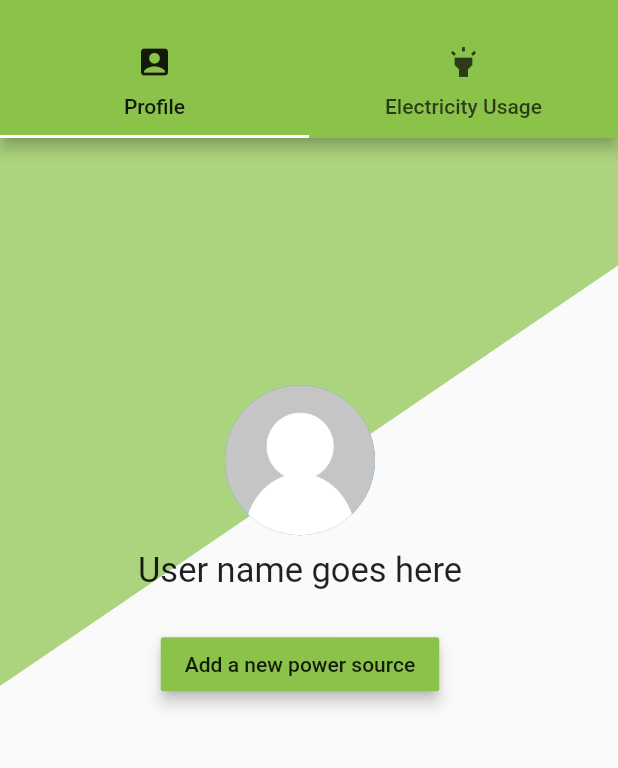
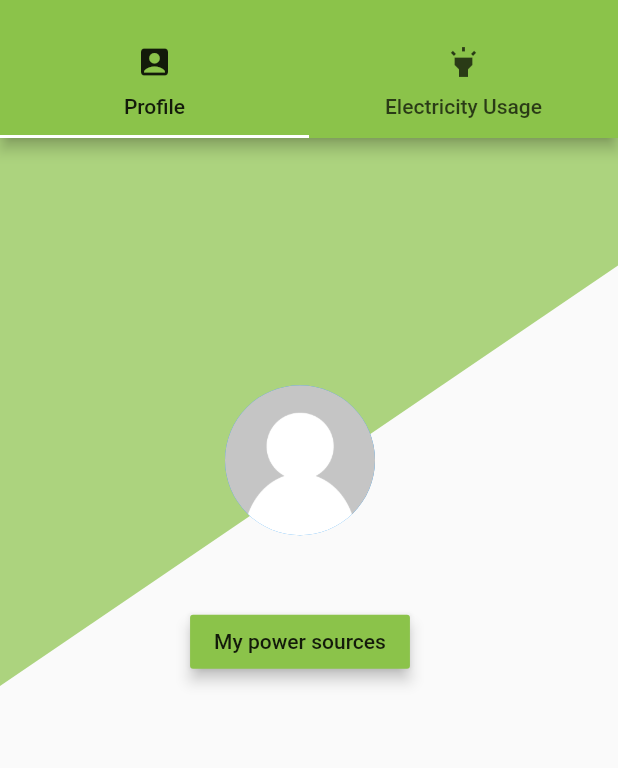
Before and after one commit to mcmalloy/ecoscope_app, a Flutter app: the MenuTabs screen opened directly with empty values, on a phone screen of 412 x 824 dp, the part 57-825 px from its top. Run offline on Flutter 3.47's test engine with Material 2 defaults, Android fonts, the phone set to English and light mode, and no system bars; our stand-ins replace firebase_auth, firebase_database, pie_chart; accounts and stored records are empty.

```diff
--- a/lib/pages/ProfileTab.dart
+++ b/lib/pages/ProfileTab.dart
@@ -10,11 +10,11 @@ class ProfileTab extends StatefulWidget {
   final VoidCallback onSignedOut;
   final String userId;
   @override
-  State createState() => new ProfileTabstate();
+  State createState() => new _ProfileTabstate();
 }
 
-class ProfileTabstate extends State<ProfileTab>{
-  ProfileTabstate({Key key, this.auth, this.userId, this.onSignedOut});
+class _ProfileTabstate extends State<ProfileTab>{
+  _ProfileTabstate({Key key, this.auth, this.userId, this.onSignedOut});
 
   final BaseAuth auth;
   final VoidCallback onSignedOut;
@@ -49,22 +49,15 @@ class ProfileTabstate extends State<ProfileTab>{
                 ),
                 SizedBox(height: 10.0),
                 Text(
-                  'User name goes here',
+                  widget.auth.getCurrentEmail(),
                   style: TextStyle(
                     fontSize: 23.0,
                   ),
                 ),
                 SizedBox(height: 10.0),
-                Text(
-                  widget.auth.getCurrentEmail(),
-                  style: TextStyle(
-                    fontSize: 13.0,
-                    fontStyle: FontStyle.italic,
-                  ),
-                ),
            new RaisedButton(
              child:
-            const Text('Add a new power source'),
+            const Text('My power sources'),
             color: Theme.
             of(context).accentColor,
             elevation: 4.0,
--- /dev/null
+++ b/lib/pages/powersource_list_page.dart
@@ -0,0 +1,53 @@
+import 'dart:core' as prefix0;
+import 'dart:core';
+import 'package:flutter/material.dart';
+import 'package:ecoscope_app/services/authentication.dart';
+
+class PowerSourceListPage extends StatefulWidget{
+  PowerSourceListPage({Key key, this.auth, this.userId, this.onSignedOut})
+      : super(key: key);
+
+  final BaseAuth auth;
+  final VoidCallback onSignedOut;
+  final String userId;
+
+  State createState() => new _PowerSourceListState();
+}
+
+class _PowerSourceListState extends State<PowerSourceListPage>{
+  _PowerSourceListState({Key key, this.auth, this.userId, this.onSignedOut});
+
+  final BaseAuth auth;
+  final VoidCallback onSignedOut;
+  final String userId;
+
+  @override
+  Widget build(BuildContext context) {
+    final title = 'Basic List';
+
+    return MaterialApp(
+      title: title,
+      home: Scaffold(
+        appBar: AppBar(
+          title: Text(title),
+        ),
+        body: ListView(
+          children: <Widget>[
+            ListTile(
+              leading: Icon(Icons.map),
+              title: Text('Map'),
+            ),
+            ListTile(
+              leading: Icon(Icons.photo_album),
+              title: Text('Album'),
+            ),
+            ListTile(
+              leading: Icon(Icons.phone),
+              title: Text('Phone'),
+            ),
+          ],
+        ),
+      ),
+    );
+  }
+}
--- a/lib/services/authentication.dart
+++ b/lib/services/authentication.dart
@@ -55,6 +55,7 @@ class Auth implements BaseAuth {
   }
 
   Future<void> resetPassword(String email) async {
+    print("resetting pasword!");
     return _firebaseAuth.sendPasswordResetEmail(email: email);
   }
 
```
Also changed, not shown: lib/pages/login_page.dart (+11 -9 lines).
